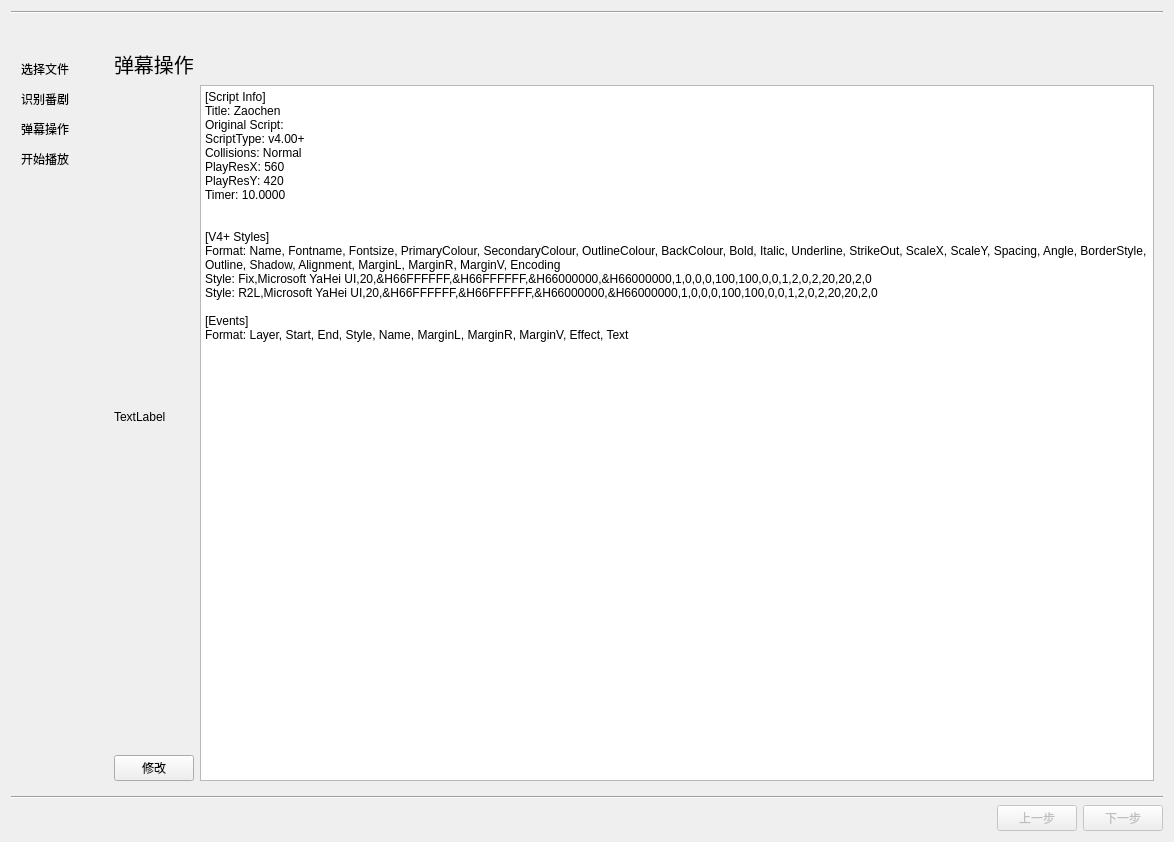
Above: identifywindow.ui from Zao-chen/ZcAnimeDanmuTool before the change. Below: the same form after it.
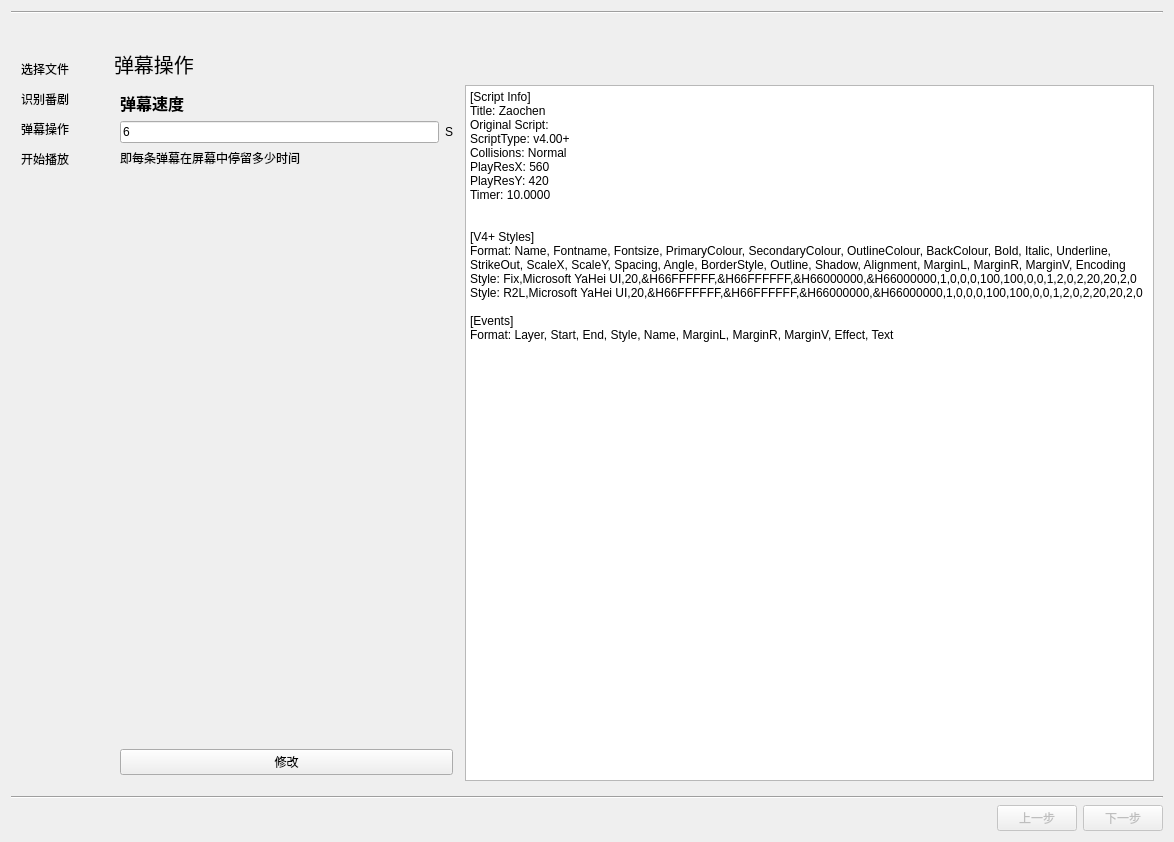
That is the form after the change. The open tabs and pages were chosen to show the change. Custom widgets are drawn as their Qt base class.

Commit message: [feat] 新增弹幕速度调节

The edit to the form file:
```diff
--- a/identifywindow.ui
+++ b/identifywindow.ui
@@ -483,22 +483,75 @@
             </widget>
            </item>
            <item>
-            <layout class="QHBoxLayout" name="horizontalLayout_5">
+            <layout class="QHBoxLayout" name="horizontalLayout_5" stretch="1,2">
              <property name="topMargin">
               <number>0</number>
              </property>
              <item>
               <layout class="QVBoxLayout" name="verticalLayout">
                <property name="leftMargin">
-                <number>0</number>
+                <number>6</number>
+               </property>
+               <property name="topMargin">
+                <number>6</number>
+               </property>
+               <property name="rightMargin">
+                <number>6</number>
+               </property>
+               <property name="bottomMargin">
+                <number>6</number>
                </property>
                <item>
                 <widget class="QLabel" name="label_15">
+                 <property name="font">
+                  <font>
+                   <pointsize>12</pointsize>
+                   <bold>true</bold>
+                  </font>
+                 </property>
                  <property name="text">
-                  <string>TextLabel</string>
+                  <string>弹幕速度</string>
                  </property>
                 </widget>
                </item>
+               <item>
+                <layout class="QHBoxLayout" name="horizontalLayout_6">
+                 <item>
+                  <widget class="ElaLineEdit" name="lineEdit_danmu_speed">
+                   <property name="text">
+                    <string>6</string>
+                   </property>
+                  </widget>
+                 </item>
+                 <item>
+                  <widget class="QLabel" name="label_10">
+                   <property name="text">
+                    <string>S</string>
+                   </property>
+                  </widget>
+                 </item>
+                </layout>
+               </item>
+               <item>
+                <widget class="QLabel" name="label_17">
+                 <property name="text">
+                  <string>即每条弹幕在屏幕中停留多少时间</string>
+                 </property>
+                </widget>
+               </item>
+               <item>
+                <spacer name="verticalSpacer">
+                 <property name="orientation">
+                  <enum>Qt::Orientation::Vertical</enum>
+                 </property>
+                 <property name="sizeHint" stdset="0">
+                  <size>
+                   <width>20</width>
+                   <height>40</height>
+                  </size>
+                 </property>
+                </spacer>
+               </item>
                <item>
                 <widget class="ElaPushButton" name="pushButton_change_danmu">
                  <property name="text">
```
The commit also changes 2 other files.
